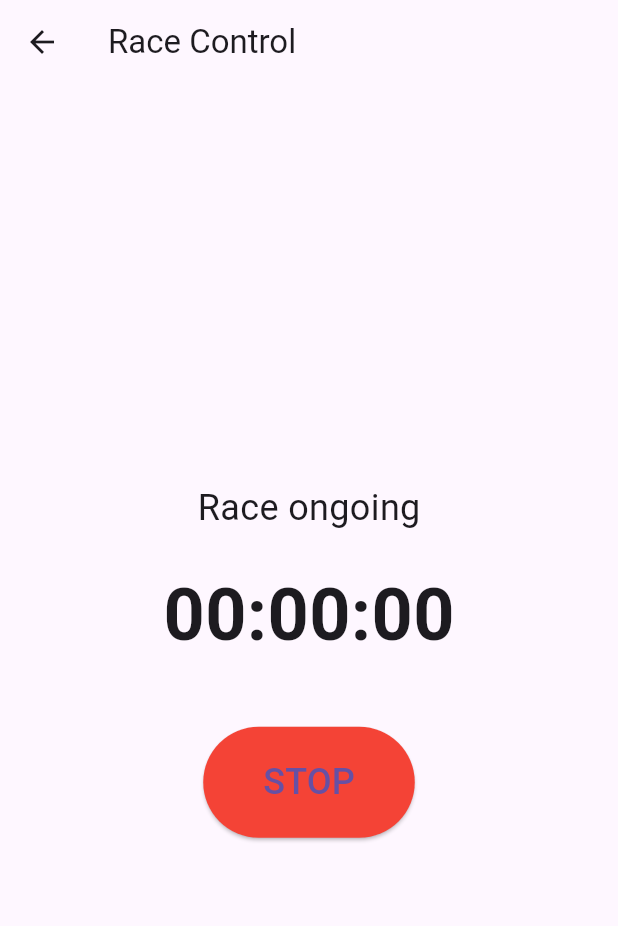
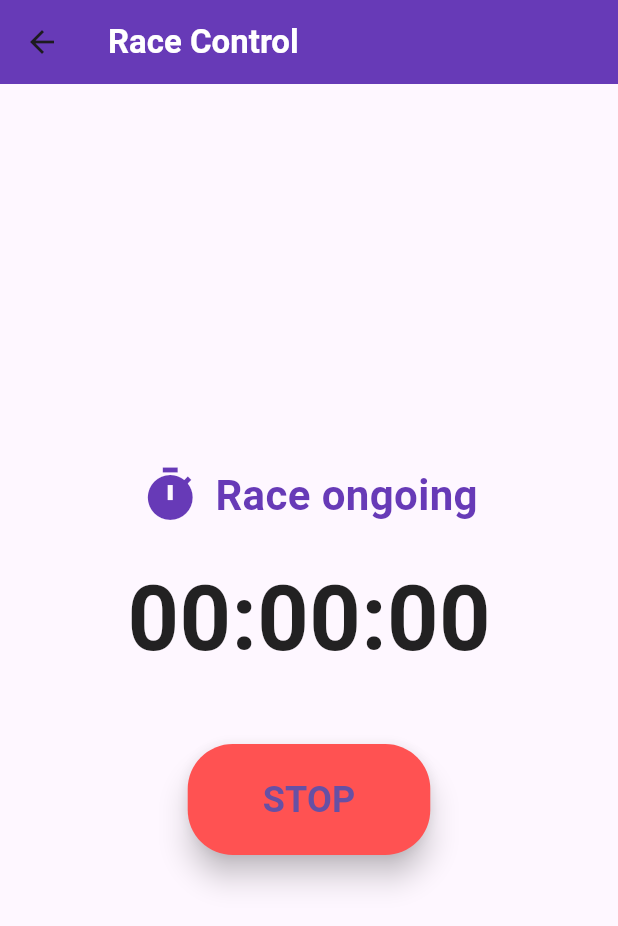
Before and after one commit to LaySatya/Final-Project-Flutter-G27, a Flutter app: the RaceControlScreen screen opened directly, after a tap on "START", on a phone screen of 412 x 824 dp. Shown: the top 926 px of the screen. Run offline on Flutter 3.47's test engine with Material 3 defaults, Android fonts, the phone set to English and light mode, and no system bars; network calls fail.

Commit message:
MODIFY-UI-ALL-SCREENS

```diff
--- a/lib/ui/screens/race/race_screen.dart
+++ b/lib/ui/screens/race/race_screen.dart
@@ -13,11 +13,11 @@ class RaceControlScreen extends StatelessWidget {
 
     return Scaffold(
       appBar: AppBar(
-        title: const Text('Race Control'),
+        title: const Text('Race Control', style: TextStyle(fontWeight: FontWeight.bold, color: Colors.white)),
         actions: [
           if (raceProvider.isRaceFinished)
             IconButton(
-              icon: const Icon(Icons.refresh),
+              icon: const Icon(Icons.refresh, color: Colors.white),
               onPressed: () {
                 raceProvider.resetRace();                    // Reset race time
                 participantProvider.resetParticipants();     // Reset all segment times
@@ -28,39 +28,75 @@ class RaceControlScreen extends StatelessWidget {
               tooltip: 'Reset Race',
             ),
         ],
+        backgroundColor: Colors.deepPurple,
       ),
-      body: Center(
+      body: Padding(
+        padding: const EdgeInsets.all(20),
+        child: Center(
           child: Column(
             mainAxisAlignment: MainAxisAlignment.center,
+            crossAxisAlignment: CrossAxisAlignment.center,
             children: [
+              // Display Race Status with modern styling and icons
+              Row(
+                mainAxisAlignment: MainAxisAlignment.center,
+                children: [
+                  Icon(
+                    raceProvider.isRaceNotStarted
+                        ? Icons.play_arrow
+                        : raceProvider.isRaceOngoing
+                            ? Icons.timer
+                            : Icons.check_circle,
+                    size: 40,
+                    color: Colors.deepPurple,
+                  ),
+                  const SizedBox(width: 10),
                   Text(
                     raceProvider.isRaceNotStarted
                         ? 'Race not started yet'
                         : raceProvider.isRaceOngoing
                             ? 'Race ongoing'
                             : 'Race finished!',
-              style: const TextStyle(fontSize: 24),
+                    style: const TextStyle(
+                      fontSize: 28,
+                      fontWeight: FontWeight.bold,
+                      color: Colors.deepPurple,
+                    ),
+                  ),
+                ],
               ),
               const SizedBox(height: 20),
 
-            // Display formatted time
+              // Display formatted time in large, bold font
               Text(
                 formatTime(race.elapsedTime),
-              style: const TextStyle(fontSize: 48, fontWeight: FontWeight.bold),
+                style: const TextStyle(
+                  fontSize: 60,
+                  fontWeight: FontWeight.bold,
+                  color: Colors.black87,
+                ),
               ),
 
               const SizedBox(height: 40),
 
+              // Buttons with modern design
               if (raceProvider.isRaceNotStarted)
                 ElevatedButton(
                   onPressed: () {
                     raceProvider.startRace();
                   },
                   style: ElevatedButton.styleFrom(
-                  backgroundColor: Colors.blue,
-                  padding: const EdgeInsets.symmetric(horizontal: 40, vertical: 20),
+                    backgroundColor: Colors.green,
+                    padding: const EdgeInsets.symmetric(horizontal: 50, vertical: 20),
+                    shape: RoundedRectangleBorder(
+                      borderRadius: BorderRadius.circular(30),
                     ),
-                child: const Text('START', style: TextStyle(fontSize: 24)),
+                    elevation: 8,
+                  ),
+                  child: const Text(
+                    'START',
+                    style: TextStyle(fontSize: 24, fontWeight: FontWeight.bold),
+                  ),
                 )
               else if (raceProvider.isRaceOngoing)
                 ElevatedButton(
@@ -68,12 +104,20 @@ class RaceControlScreen extends StatelessWidget {
                     raceProvider.stopRace();
                   },
                   style: ElevatedButton.styleFrom(
-                  backgroundColor: Colors.red,
-                  padding: const EdgeInsets.symmetric(horizontal: 40, vertical: 20),
+                    backgroundColor: Colors.redAccent,
+                    padding: const EdgeInsets.symmetric(horizontal: 50, vertical: 20),
+                    shape: RoundedRectangleBorder(
+                      borderRadius: BorderRadius.circular(30),
                     ),
-                child: const Text('STOP', style: TextStyle(fontSize: 24)),
+                    elevation: 8,
+                  ),
+                  child: const Text(
+                    'STOP',
+                    style: TextStyle(fontSize: 24, fontWeight: FontWeight.bold),
+                  ),
                 ),
             ],
+          ),
         ),
       ),
     );
--- a/lib/ui/screens/tracker/tracking_screen.dart
+++ b/lib/ui/screens/tracker/tracking_screen.dart
@@ -4,10 +4,12 @@ import 'package:race_tracking_app/models/segment.dart';
 import 'package:race_tracking_app/providers/participant_provider.dart';
 import 'package:race_tracking_app/providers/race_provider.dart';
 import 'package:race_tracking_app/ui/screens/tracker/widgets/participant_bib_grid.dart';
-import 'package:race_tracking_app/ui/screens/tracker/widgets/segment_tab_button.dart';
+import 'package:race_tracking_app/ui/screens/tracker/widgets/segment_detail.dart';
+import 'package:race_tracking_app/ui/screens/tracker/widgets/segment_tap.dart';
+import 'package:race_tracking_app/ui/utils/time_utils.dart';
 import 'package:race_tracking_app/ui/widgets/race_elapsed_time_topbar.dart';
-import 'package:race_tracking_app/ui/utils/time_utils.dart';
 
+// Main Tracking Screen
 class TrackingScreen extends StatefulWidget {
   @override
   _TrackingScreenState createState() => _TrackingScreenState();
@@ -19,66 +21,46 @@ class _TrackingScreenState extends State<TrackingScreen> {
   @override
   Widget build(BuildContext context) {
     final participantProvider = Provider.of<ParticipantProvider>(context);
-    final participants = participantProvider.participants;
     final raceProvider = Provider.of<RaceProvider>(context);
 
     return Scaffold(
-      appBar: AppBar(title: Text('Time Tracking')),
-      body: Column(
+      appBar: AppBar(
+        title: const Text(
+          'Time Tracking',
+          style: TextStyle(fontWeight: FontWeight.bold, color: Colors.white),
+        ),
+        backgroundColor: Colors.deepPurple,
+        elevation: 4,
+      ),
+      body: Padding(
+        padding: const EdgeInsets.all(16),
+        child: Column(
           children: [
-          // topbar show elapsed race time widget
+            // Top bar showing elapsed race time
             RaceTopBar(formatElapsedTime: formatElapsedTime),
 
-          // Segment tabs widget
-          Container(
-            color: Colors.white,
-            child: Row(
-              mainAxisAlignment: MainAxisAlignment.center,
-              children: [
-                SegmentTabButton(
-                  segmentType: SegmentType.swim,
+            // Segment Tabs
+            SegmentTabs(
               currentSegment: _currentSegment,
-                  label: "SWIM",
-                  onTap: () {
+              onSegmentChanged: (segment) {
                 setState(() {
-                      _currentSegment = SegmentType.swim;
+                  _currentSegment = segment;
                 });
               },
             ),
-                SegmentTabButton(
-                  segmentType: SegmentType.cycle,
-                  currentSegment: _currentSegment,
-                  label: "CYCLE",
-                  onTap: () {
-                    setState(() {
-                      _currentSegment = SegmentType.cycle;
-                    });
-                  },
-                ),
-                SegmentTabButton(
-                  segmentType: SegmentType.run,
-                  currentSegment: _currentSegment,
-                  label: "RUN",
-                  onTap: () {
-                    setState(() {
-                      _currentSegment = SegmentType.run;
-                    });
-                  },
-                ),
-              ],
-            ),
-          ),
 
-          // Participant grid widget
+            // Segment Detail
+            SegmentDetail(segment: _currentSegment),
+
+            // Participant Grid for the current segment
             Expanded(
-            child: Expanded(
               child: ParticipantGrid(
                 currentSegment: _currentSegment,
                 formatElapsedTime: formatElapsedTime,
               ),
             ),
+          ],
         ),
-        ],
       ),
     );
   }
--- /dev/null
+++ b/lib/ui/screens/tracker/widgets/segment_detail.dart
@@ -0,0 +1,48 @@
+import 'package:flutter/material.dart';
+import 'package:race_tracking_app/models/segment.dart';
+
+class SegmentDetail extends StatelessWidget {
+  final SegmentType segment;
+
+  const SegmentDetail({required this.segment});
+
+  @override
+  Widget build(BuildContext context) {
+    IconData icon;
+    String label;
+
+    // Determine icon and label based on the selected segment
+    switch (segment) {
+      case SegmentType.swim:
+        icon = Icons.pool;
+        label = 'SWIM';
+        break;
+      case SegmentType.cycle:
+        icon = Icons.directions_bike;
+        label = 'CYCLE';
+        break;
+      case SegmentType.run:
+        icon = Icons.directions_run;
+        label = 'RUN';
+        break;
+    }
+
+    return Container(
+      margin: const EdgeInsets.symmetric(vertical: 10),
+      child: Row(
+        mainAxisSize: MainAxisSize.min,
+        children: [
+          Icon(icon, color: Colors.deepPurple, size: 24),
+          const SizedBox(width: 5),
+          Text(
+            label,
+            style: TextStyle(
+              fontSize: 16,
+              color: Colors.deepPurple,
+            ),
+          ),
+        ],
+      ),
+    );
+  }
+}
--- /dev/null
+++ b/lib/ui/screens/tracker/widgets/segment_tap.dart
@@ -0,0 +1,56 @@
+import 'package:flutter/material.dart';
+import 'package:race_tracking_app/models/segment.dart';
+import 'package:race_tracking_app/ui/screens/tracker/widgets/segment_tab_button.dart';
+
+class SegmentTabs extends StatelessWidget {
+  final SegmentType currentSegment;
+  final ValueChanged<SegmentType> onSegmentChanged;
+
+  const SegmentTabs({
+    required this.currentSegment,
+    required this.onSegmentChanged,
+  });
+
+  @override
+  Widget build(BuildContext context) {
+    return Container(
+      margin: const EdgeInsets.symmetric(vertical: 20),
+      decoration: BoxDecoration(
+        borderRadius: BorderRadius.circular(30),
+        boxShadow: [
+          BoxShadow(
+            color: Colors.black26,
+            blurRadius: 5,
+            spreadRadius: 2,
+          ),
+        ],
+      ),
+      child: Row(
+        mainAxisAlignment: MainAxisAlignment.center,
+        children: [
+          // Swim Tab
+          SegmentTabButton(
+            segmentType: SegmentType.swim,
+            currentSegment: currentSegment,
+            label: "SWIM",
+            onTap: () => onSegmentChanged(SegmentType.swim),
+          ),
+          // Cycle Tab
+          SegmentTabButton(
+            segmentType: SegmentType.cycle,
+            currentSegment: currentSegment,
+            label: "CYCLE",
+            onTap: () => onSegmentChanged(SegmentType.cycle),
+          ),
+          // Run Tab
+          SegmentTabButton(
+            segmentType: SegmentType.run,
+            currentSegment: currentSegment,
+            label: "RUN",
+            onTap: () => onSegmentChanged(SegmentType.run),
+          ),
+        ],
+      ),
+    );
+  }
+}
```
Also changed, not shown: lib/ui/screens/result/result_screen.dart (+67 -7 lines). Lines whose indentation alone changed are shown as unchanged.
